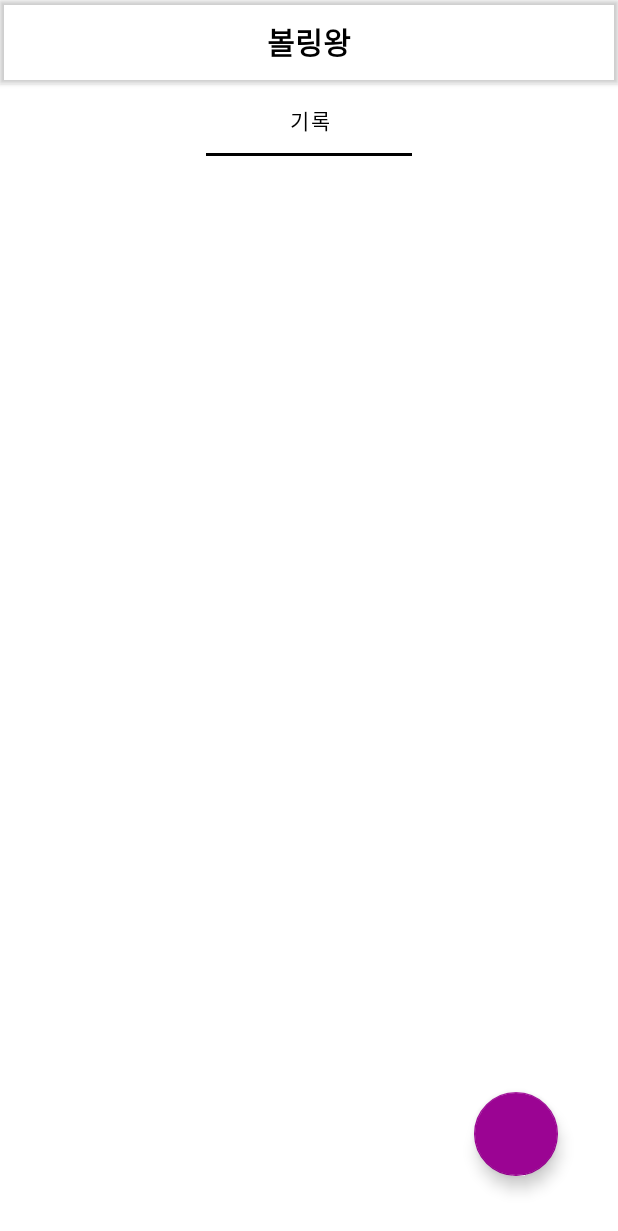
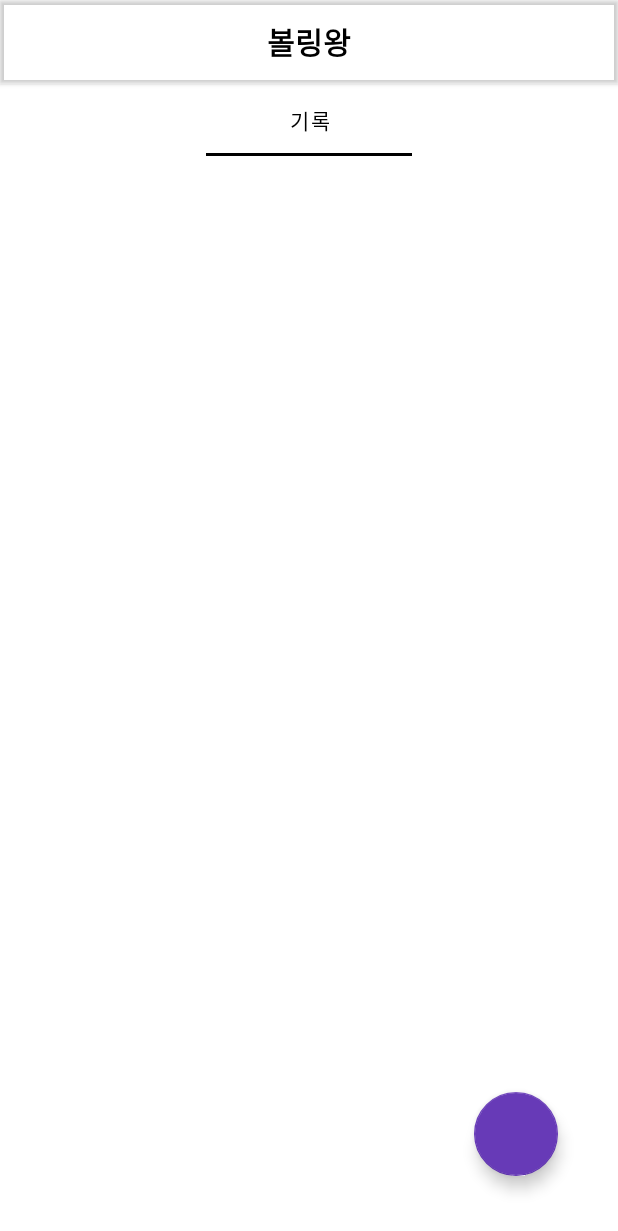
Before and after one commit to dongkyukim2/bowling, an Android app: the ClubDetailActivity screen opened directly, with no data from a screen before it, tab 2 chosen, on a phone screen of 412 x 824 dp. Shown: the top 1231 px of the screen. Run offline under Robolectric (Android 15) with nearby library versions, the phone set to English and light mode, and no system bars; our stand-ins replace CircleImageView, RxJava, data binding; libraries missing offline, so code that uses them is left out: androidx.palette.graphics, jp.wasabeef.glide; pictures from the network do not load; 3 statements that could not run were skipped.

Commit message:
- 임시

```diff
--- a/Bowling/app/src/main/java/com/dk/project/bowling/ui/activity/MainActivity.java
+++ b/Bowling/app/src/main/java/com/dk/project/bowling/ui/activity/MainActivity.java
@@ -62,7 +62,7 @@ public class MainActivity extends BindActivity<ActivityMainBinding, MainViewMode
         viewModel.checkShare();
 
         binding.navigationView.getHeaderView(0).findViewById(R.id.drawer_layout_root)
-                .setBackground(ImageUtil.getGradientDrawable(0));
+                .setBackground(ImageUtil.getGradientDrawable(this, 0));
 
 
         binding.navigation.setOnNavigationItemSelectedListener(this);
--- a/Bowling/app/src/main/res/drawable/main_gradient.xml
+++ b/Bowling/app/src/main/res/drawable/main_gradient.xml
@@ -2,8 +2,8 @@
 <shape xmlns:android="http://schemas.android.com/apk/res/android"
        android:shape="rectangle">
     <gradient
-            android:startColor="#FF38068f"
-            android:endColor="#FF9b0493"
+            android:startColor="@color/startColor"
+            android:endColor="@color/endColor"
             android:angle="90"/>
 
     <corners android:radius="40dp"/>
--- a/Bowling/app/src/main/res/layout/fragment_club.xml
+++ b/Bowling/app/src/main/res/layout/fragment_club.xml
@@ -17,7 +17,7 @@
                 android:gravity="center_vertical"
                 android:orientation="horizontal"
                 android:padding="10dp"
-                android:background="#949494">
+                android:background="#EFEBE9">
 
             <androidx.appcompat.widget.AppCompatEditText
                     android:paddingLeft="10dp"
--- a/Bowling/app/src/main/res/values/colors.xml
+++ b/Bowling/app/src/main/res/values/colors.xml
@@ -1,10 +1,15 @@
 <?xml version="1.0" encoding="utf-8"?>
 <resources>
+
+    <color name="startColor">#673AB7</color>
+    <color name="endColor">#BA68C8</color>
+
+
     <color name="colorPrimary">#b4b4b4</color>
     <color name="colorPrimaryDark">#ffffff</color>
-    <color name="colorAccent">#9b0493</color>
+    <color name="colorAccent">@color/startColor</color>
     <color name="toolbar_color">@color/colorPrimaryDark</color>
-    <color name="status_bar_color">#9b0493</color>
+    <color name="status_bar_color">@color/startColor</color>
 
 
 
--- a/Bowling/postLibrary/src/main/res/values/colors.xml
+++ b/Bowling/postLibrary/src/main/res/values/colors.xml
@@ -1,10 +1,14 @@
 <?xml version="1.0" encoding="utf-8"?>
 <resources>
+
+    <color name="startColor">#673AB7</color>
+    <color name="endColor">#BA68C8</color>
+
     <color name="colorPrimary">#b4b4b4</color>
     <color name="colorPrimaryDark">#ffffff</color>
-    <color name="colorAccent">#9b0493</color>
+    <color name="colorAccent">@color/startColor</color>
     <color name="toolbar_color">@color/colorPrimaryDark</color>
-    <color name="status_bar_color">#9b0493</color>
+    <color name="status_bar_color">@color/startColor</color>
 
 
 
```
Also changed, not shown: Bowling/app/src/main/java/com/dk/project/bowling/ui/widget/ArcProgress.java (+13 -6 lines), Bowling/postLibrary/src/main/java/com/dk/project/post/utils/ImageUtil.java (+7 -4 lines).
